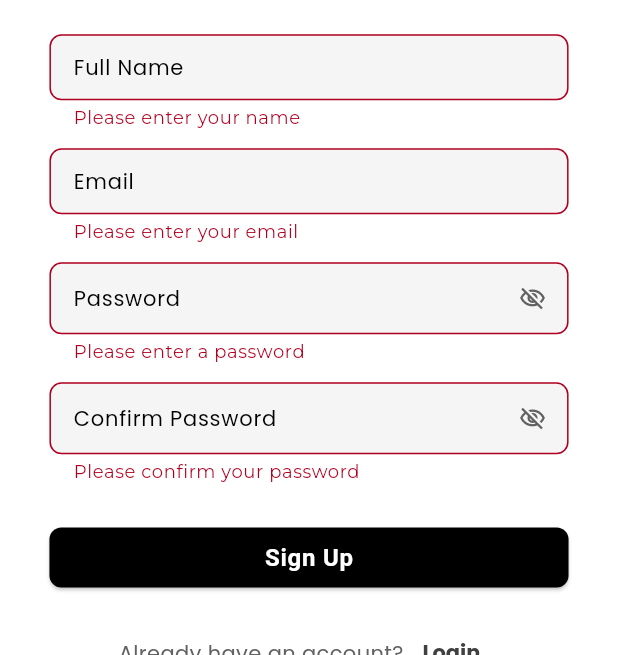
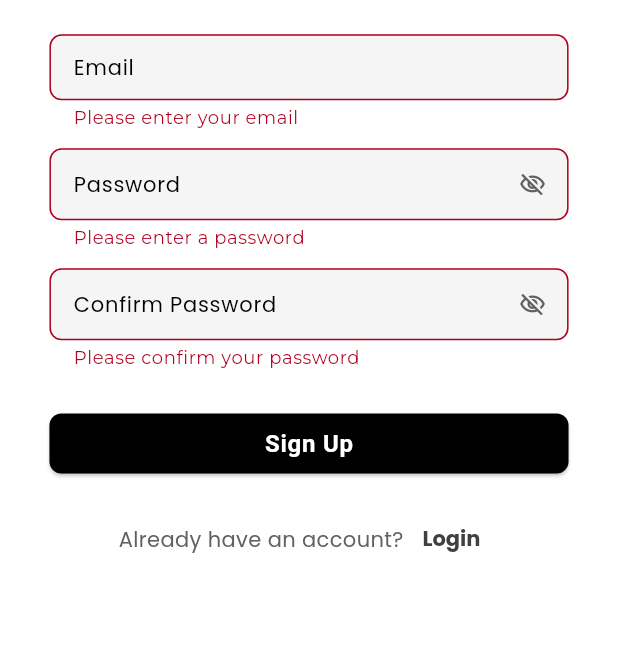
Before and after one commit to fyodorrrrr/haul-app, a Flutter app: the RegisterScreen screen opened directly, after a tap on "Sign Up", on a phone screen of 412 x 824 dp, the part 581-1236 px from its top. Run offline on Flutter 3.47's test engine with Material 3 defaults, Android fonts, the phone set to English and light mode, and no system bars; our stand-ins replace cloud_firestore, firebase_auth, firebase_core, google_fonts; accounts and stored records are empty.

Commit message:
fix: Remove namee field from registration process in RegisterScreen

```diff
--- a/lib/screens/buyer/register_screen.dart
+++ b/lib/screens/buyer/register_screen.dart
@@ -14,7 +14,6 @@ class RegisterScreen extends StatefulWidget {
 
 class _RegisterScreenState extends State<RegisterScreen> {
   final _formKey = GlobalKey<FormState>();
-  final _nameController = TextEditingController();
   final _emailController = TextEditingController();
   final _passwordController = TextEditingController();
   final _confirmPasswordController = TextEditingController();
@@ -23,7 +22,6 @@ class _RegisterScreenState extends State<RegisterScreen> {
 
   @override
   void dispose() {
-    _nameController.dispose();
     _emailController.dispose();
     _passwordController.dispose();
     _confirmPasswordController.dispose();
@@ -58,14 +56,11 @@ class _RegisterScreenState extends State<RegisterScreen> {
         password: _passwordController.text.trim(),
       );
 
-      await userCredential.user?.updateDisplayName(_nameController.text.trim());
-
       await FirebaseFirestore.instance
           .collection('users')
           .doc(userCredential.user!.uid)
           .set({
         'uid': userCredential.user!.uid,
-        'name': _nameController.text.trim(),
         'email': _emailController.text.trim(),
         'role': 'buyer',
         'created_at': FieldValue.serverTimestamp(),
@@ -76,7 +71,6 @@ class _RegisterScreenState extends State<RegisterScreen> {
         MaterialPageRoute(
           builder: (_) => HomeScreen(userData: {
             'uid': FirebaseAuth.instance.currentUser!.uid,
-            'name': _nameController.text.trim(),
             'email': _emailController.text.trim(),
           }),
         ),
@@ -156,32 +150,6 @@ class _RegisterScreenState extends State<RegisterScreen> {
                   child: Column(
                     crossAxisAlignment: CrossAxisAlignment.start,
                     children: [
-                      TextFormField(
-                        controller: _nameController,
-                        decoration: InputDecoration(
-                          hintText: 'Full Name',
-                          hintStyle: GoogleFonts.poppins(
-                            fontSize: 14,
-                            color: Colors.black,
-                          ),
-                          contentPadding: EdgeInsets.symmetric(vertical: 10, horizontal: 12),
-                          isDense: true,
-                        ),
-                        onEditingComplete: () {
-                          setState(() {
-                            _nameController.text = _nameController.text.trim();
-                          });
-                        },
-                        validator: (value) {
-                          if (value == null || value.trim().isEmpty) {
-                            return 'Please enter your name';
-                          }
-                          return null;
-                        },
-                      ),
-
-                      SizedBox(height: 12),
-
                       TextFormField(
                         controller: _emailController,
                         keyboardType: TextInputType.emailAddress,
```
Also changed, not shown: lib/screens/buyer/otp_screen.dart (added), 4 other files.
